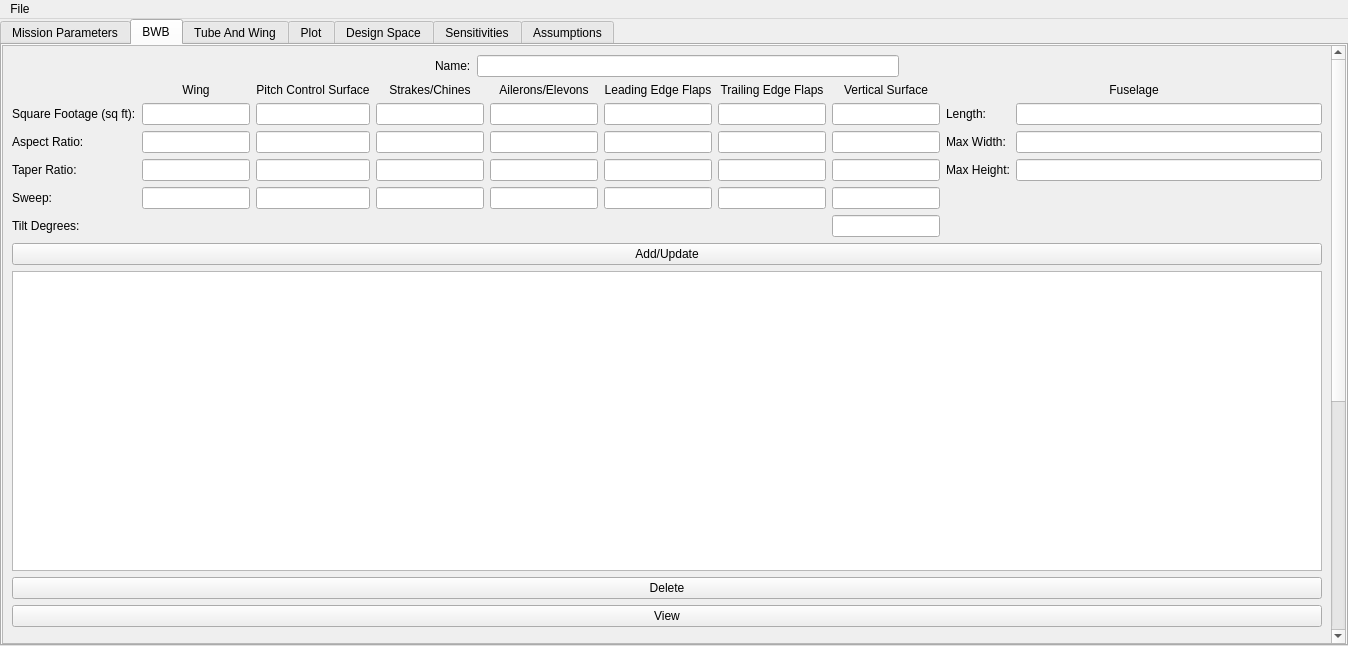
Above: BWB_GUI/form.ui from bsannar/Capstone_BWB before the change. Below: the same form after it.
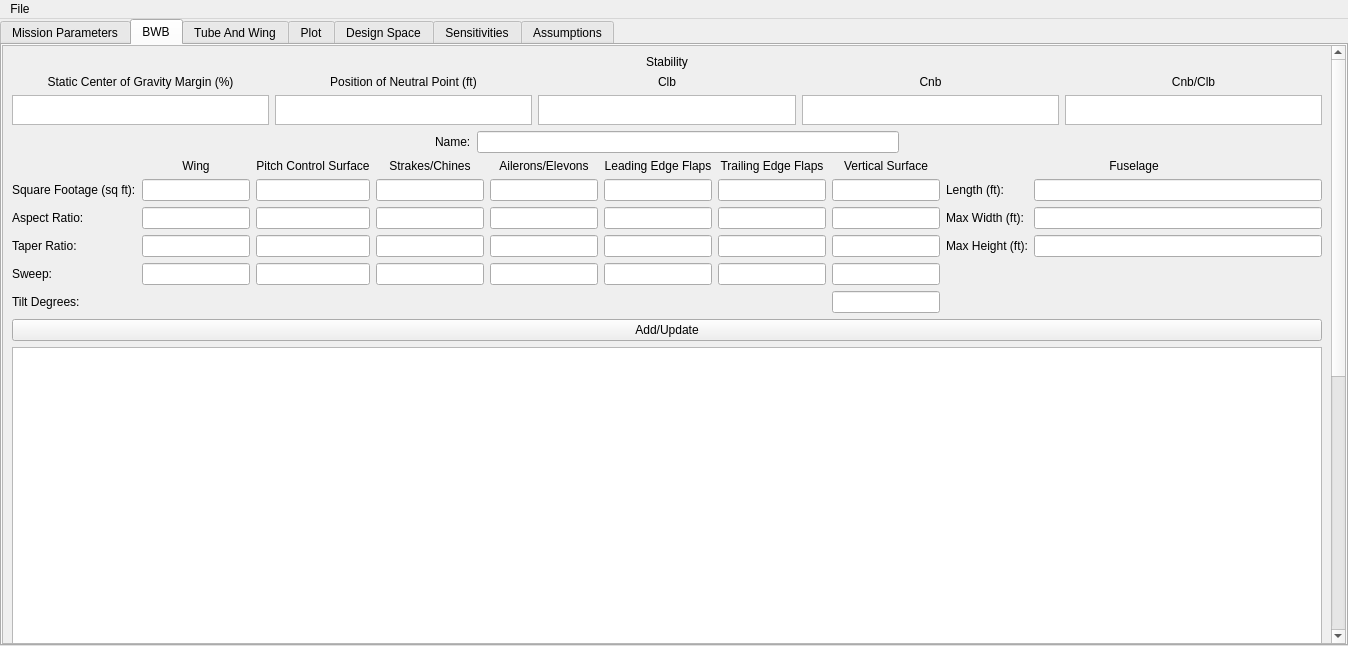
That is the form after the change. The open tabs and pages were chosen to show the change.

Commit message: Added placeholders for stability on the form.ui

Patch:
```diff
--- a/BWB_GUI/form.ui
+++ b/BWB_GUI/form.ui
@@ -580,10 +580,163 @@
              <x>0</x>
              <y>0</y>
              <width>1325</width>
-             <height>1080</height>
+             <height>1173</height>
             </rect>
            </property>
            <layout class="QVBoxLayout" name="verticalLayout_3">
+            <item>
+             <widget class="QLabel" name="label_35">
+              <property name="text">
+               <string>Stability</string>
+              </property>
+              <property name="textFormat">
+               <enum>Qt::TextFormat::AutoText</enum>
+              </property>
+              <property name="scaledContents">
+               <bool>false</bool>
+              </property>
+              <property name="alignment">
+               <set>Qt::AlignmentFlag::AlignCenter</set>
+              </property>
+              <property name="textInteractionFlags">
+               <set>Qt::TextInteractionFlag::LinksAccessibleByMouse</set>
+              </property>
+             </widget>
+            </item>
+            <item>
+             <layout class="QGridLayout" name="gridLayout_9">
+              <item row="0" column="2">
+               <widget class="QLabel" name="label_38">
+                <property name="text">
+                 <string>Clb</string>
+                </property>
+                <property name="alignment">
+                 <set>Qt::AlignmentFlag::AlignCenter</set>
+                </property>
+               </widget>
+              </item>
+              <item row="0" column="0">
+               <widget class="QLabel" name="label_37">
+                <property name="text">
+                 <string>Static Center of Gravity Margin (%)</string>
+                </property>
+                <property name="alignment">
+                 <set>Qt::AlignmentFlag::AlignCenter</set>
+                </property>
+               </widget>
+              </item>
+              <item row="0" column="1">
+               <widget class="QLabel" name="label_36">
+                <property name="text">
+                 <string>Position of Neutral Point (ft)</string>
+                </property>
+                <property name="alignment">
+                 <set>Qt::AlignmentFlag::AlignCenter</set>
+                </property>
+               </widget>
+              </item>
+              <item row="0" column="3">
+               <widget class="QLabel" name="label_39">
+                <property name="text">
+                 <string>Cnb</string>
+                </property>
+                <property name="alignment">
+                 <set>Qt::AlignmentFlag::AlignCenter</set>
+                </property>
+               </widget>
+              </item>
+              <item row="0" column="4">
+               <widget class="QLabel" name="label_40">
+                <property name="text">
+                 <string>Cnb/Clb</string>
+                </property>
+                <property name="alignment">
+                 <set>Qt::AlignmentFlag::AlignCenter</set>
+                </property>
+               </widget>
+              </item>
+              <item row="1" column="0">
+               <widget class="QTextBrowser" name="txtStaticCenterOfGravity">
+                <property name="sizePolicy">
+                 <sizepolicy hsizetype="Expanding" vsizetype="MinimumExpanding">
+                  <horstretch>0</horstretch>
+                  <verstretch>0</verstretch>
+                 </sizepolicy>
+                </property>
+                <property name="minimumSize">
+                 <size>
+                  <width>0</width>
+                  <height>30</height>
+                 </size>
+                </property>
+               </widget>
+              </item>
+              <item row="1" column="1">
+               <widget class="QTextBrowser" name="txtPositionOfNeutralPoint">
+                <property name="sizePolicy">
+                 <sizepolicy hsizetype="Expanding" vsizetype="MinimumExpanding">
+                  <horstretch>0</horstretch>
+                  <verstretch>0</verstretch>
+                 </sizepolicy>
+                </property>
+                <property name="minimumSize">
+                 <size>
+                  <width>0</width>
+                  <height>30</height>
+                 </size>
+                </property>
+               </widget>
+              </item>
+              <item row="1" column="2">
+               <widget class="QTextBrowser" name="txtClb">
+                <property name="sizePolicy">
+                 <sizepolicy hsizetype="Expanding" vsizetype="MinimumExpanding">
+                  <horstretch>0</horstretch>
+                  <verstretch>0</verstretch>
+                 </sizepolicy>
+                </property>
+                <property name="minimumSize">
+                 <size>
+                  <width>0</width>
+                  <height>30</height>
+                 </size>
+                </property>
+               </widget>
+              </item>
+              <item row="1" column="3">
+               <widget class="QTextBrowser" name="txtCnb">
+                <property name="sizePolicy">
+                 <sizepolicy hsizetype="Expanding" vsizetype="MinimumExpanding">
+                  <horstretch>0</horstretch>
+                  <verstretch>0</verstretch>
+                 </sizepolicy>
+                </property>
+                <property name="minimumSize">
+                 <size>
+                  <width>0</width>
+                  <height>30</height>
+                 </size>
+                </property>
+               </widget>
+              </item>
+              <item row="1" column="4">
+               <widget class="QTextBrowser" name="txtCnbOverClb">
+                <property name="sizePolicy">
+                 <sizepolicy hsizetype="Expanding" vsizetype="MinimumExpanding">
+                  <horstretch>0</horstretch>
+                  <verstretch>0</verstretch>
+                 </sizepolicy>
+                </property>
+                <property name="minimumSize">
+                 <size>
+                  <width>0</width>
+                  <height>30</height>
+                 </size>
+                </property>
+               </widget>
+              </item>
+             </layout>
+            </item>
             <item>
              <layout class="QHBoxLayout" name="horizontalLayout_4">
               <item>
@@ -854,7 +1007,7 @@
                   <item row="1" column="0">
                    <widget class="QLabel" name="label_33">
                     <property name="text">
-                     <string>Max Width:</string>
+                     <string>Max Width (ft):</string>
                     </property>
                    </widget>
                   </item>
@@ -864,14 +1017,14 @@
                   <item row="2" column="0">
                    <widget class="QLabel" name="label_34">
                     <property name="text">
-                     <string>Max Height:</string>
+                     <string>Max Height (ft):</string>
                     </property>
                    </widget>
                   </item>
                   <item row="0" column="0">
                    <widget class="QLabel" name="label_32">
                     <property name="text">
-                     <string>Length:</string>
+                     <string>Length (ft):</string>
                     </property>
                    </widget>
                   </item>
```
